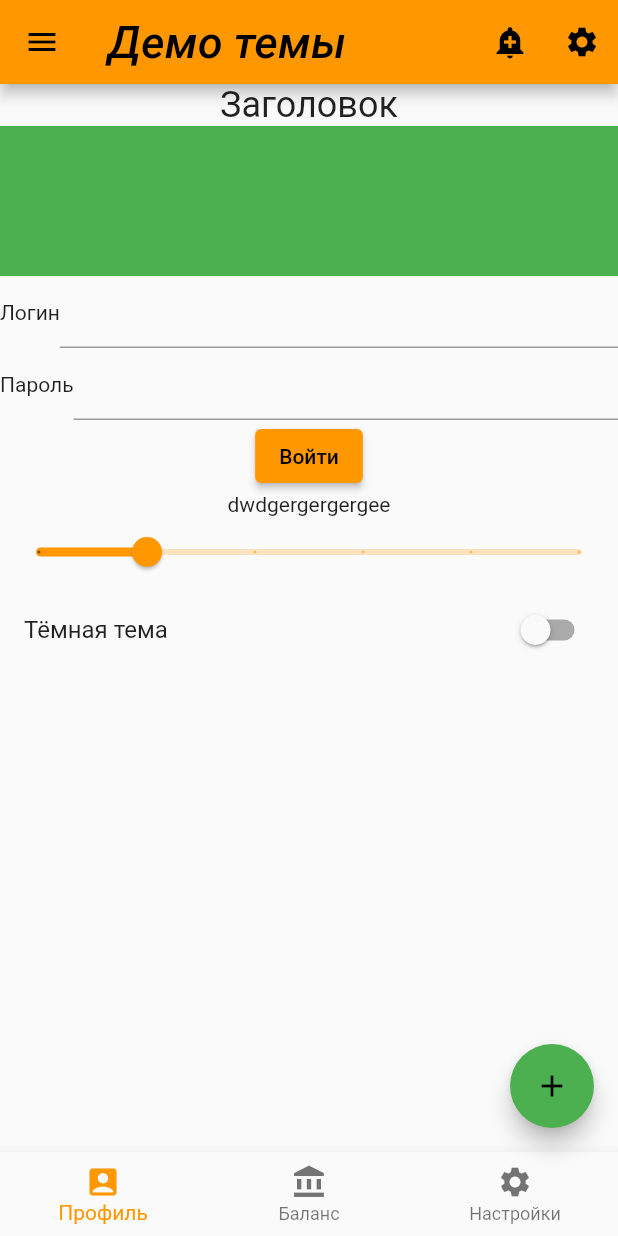
After one commit to KirillKlimchenko/page_auth, a Flutter app: the ThemesDemoScreen screen opened directly, on a phone screen of 412 x 824 dp. The commit adds this screen. Run offline on Flutter 3.47's test engine with Material 2 defaults, Android fonts, the phone set to English and light mode, and no system bars; network calls fail; Roboto replaces fonts that are missing (Georgia, Hind).

Commit message:
Собрано для ответа на задание 2.4 Работа со стилями и темой

```diff
--- a/lib/Full_project.dart
+++ b/lib/Full_project.dart
@@ -1,4 +1,5 @@
 import 'package:flutter/material.dart';
+import 'package:page_auth/global_theme.dart';
 
 class FullProject extends StatefulWidget {
   const FullProject({Key? key}) : super(key: key);
@@ -11,12 +12,13 @@ class _FullProjectState extends State<FullProject> {
   @override
   Widget build(BuildContext context) {
       return MaterialApp(
+        theme: globalTheme(),
         //home: const MainScreen(),
         initialRoute: '/',
         routes: {
-        '/':(context)=> const MainScreen(),
-        '/contacts':(context)=>SwitchesDemoScreen(),
-        '/auth':(context)=>AuthScreen(),
+          '/': (context) => const MainScreen(),
+          '/contacts': (context) => SwitchesDemoScreen(),
+          '/auth': (context) => AuthScreen(),
         },
       );
   }
@@ -135,11 +137,14 @@ class _SwitchesDemoScreenState extends State<SwitchesDemoScreen> {
       _skillLevel = value;
     });
   }
+  bool _isDarkTheme = false;
+
   @override
   Widget build(BuildContext context) {
     final ButtonStyle buttonStyle =
     TextButton.styleFrom(primary: Theme.of(context).colorScheme.onPrimary);
     return MaterialApp(
+      theme: globalTheme(),
       home: Scaffold(
           appBar: AppBar(
             title: const Text('Виджеты'),
@@ -170,6 +175,7 @@ class _SwitchesDemoScreenState extends State<SwitchesDemoScreen> {
                   ],
                 ),
                 CheckboxListTile(
+                    tileColor: Theme.of(context).colorScheme.secondary,
                     title: const Text('Принять условия соглашения'),
                     value: _checked,
                     onChanged: _onCheckedChange),
@@ -185,7 +191,7 @@ class _SwitchesDemoScreenState extends State<SwitchesDemoScreen> {
                     title: const Text('Включить'),
                     value: _checked,
                     onChanged: _onCheckedChange),
-                const Text('Уровень навыков'),
+                 Text('Уровень навыков',style: Theme.of(context).textTheme.headline5),
                 RadioListTile<SkillLevel>(
                     title: const Text('junior'),
                     value: SkillLevel.junior,
@@ -204,6 +210,14 @@ class _SwitchesDemoScreenState extends State<SwitchesDemoScreen> {
                     groupValue: _skillLevel,
                     onChanged: _onSkillLevelChange
                 ),
+                SwitchListTile(
+                    title:  Text('Тёмная тема'),
+                    value: _isDarkTheme,
+                    onChanged: (val){
+                      setState(() {
+                        _isDarkTheme  =!_isDarkTheme;
+                      });
+                    }),
               ],
             ),
           )
--- /dev/null
+++ b/lib/global_theme.dart
@@ -0,0 +1,17 @@
+import 'package:flutter/material.dart';
+
+ThemeData globalTheme()=> ThemeData(
+  fontFamily: 'Georgia',
+  splashColor: Colors.yellow,
+  colorScheme: ColorScheme.fromSwatch(
+    brightness: Brightness.light,
+    primarySwatch: Colors.orange,
+  ).copyWith(
+    secondary: Colors.green,
+  ),
+  textTheme: const TextTheme(
+    headline1: TextStyle(fontSize: 72.0, fontWeight: FontWeight.bold),
+    headline6: TextStyle(fontSize: 30.0, color: Colors.white, fontStyle: FontStyle.italic),
+    bodyText2: TextStyle(fontSize: 14.0, fontFamily: 'Hind'),
+  ),
+);
--- a/lib/main.dart
+++ b/lib/main.dart
@@ -1,5 +1,6 @@
 import 'package:flutter/material.dart';
 import 'package:page_auth/Full_project.dart';
+//import 'package:page_auth/theme_demo_screen.dart';
 //import 'package:page_auth/app_bar_screen.dart';
 //import 'package:page_auth/auth_screen.dart';
 //import 'package:page_auth/navigation_drawer_screen.dart';
--- /dev/null
+++ b/lib/strings.dart
@@ -0,0 +1,3 @@
+class Strings{
+  static const longBodyText = 'dwdgergergergee';
+}
--- /dev/null
+++ b/lib/theme_demo_screen.dart
@@ -0,0 +1,160 @@
+import 'package:flutter/material.dart';
+import 'package:page_auth/global_theme.dart';
+import 'package:page_auth/strings.dart';
+
+class ThemesDemoApp extends StatelessWidget {
+  const ThemesDemoApp({Key? key}) : super(key: key);
+
+  @override
+  Widget build(BuildContext context) {
+    return MaterialApp(
+        theme: globalTheme(),
+        home: const ThemesDemoScreen()
+    );
+  }
+}
+
+
+class ThemesDemoScreen extends StatefulWidget {
+  const ThemesDemoScreen({Key? key}) : super(key: key);
+
+  @override
+  _ThemesDemoScreenState createState() => _ThemesDemoScreenState();
+}
+
+class _ThemesDemoScreenState extends State<ThemesDemoScreen> {
+  double _currentSliderValue =20;
+  bool _isDarkTheme = false;
+
+  Widget _navigationDraw()=>Drawer(
+    child: ListView(
+      padding: EdgeInsets.zero,
+      children: [
+        DrawerHeader(
+          decoration: const BoxDecoration(
+            color: Colors.blue,
+          ),
+            child: Container(
+              height: 200,
+              child: Column(
+                mainAxisAlignment: MainAxisAlignment.center,
+                crossAxisAlignment: CrossAxisAlignment.center,
+                children: [
+                  Container(
+                    height: 100,
+                    decoration: const BoxDecoration(
+                      borderRadius: BorderRadius.all(Radius.circular(50.0))),
+                child: Image.network('https://upload.wikimedia.org/wikipedia/commons/thumb/4/44/Google-flutter-logo.svg/330px-Google-flutter-logo.png'),
+                    ),
+                  const Text('Навигация во Flutter')
+                ],
+              ),
+            ),
+        ),
+        ListTile(
+          leading: const Icon(Icons.one_k),
+          title: const Text('Каталог'),
+            onTap: (){},
+        ),
+        ListTile(
+          leading: const Icon(Icons.one_k),
+          title: const Text('Корзина'),
+          onTap: (){},
+        ),
+        const Divider(),
+        const Padding(padding: EdgeInsets.only(left: 10),
+        child: Text('Профиль',
+        style: TextStyle(
+          color: Colors.grey, fontWeight: FontWeight.bold)),
+        ),
+        ListTile(
+        leading: const Icon(Icons.one_k),
+        title: const Text('Настройки'),
+        onTap: (){},
+        ),
+           ],
+        ),
+         );
+  PreferredSizeWidget _appBar() => AppBar(
+    title: const Text('Демо темы'),
+    actions: [
+      IconButton(
+          icon: const Icon(Icons.add_alert),
+          tooltip: 'Уведомления',
+          onPressed: (){},
+      ),
+      IconButton(
+        icon: const Icon(Icons.settings),
+        tooltip: 'Уведомления',
+        onPressed: (){},)
+    ],
+  );
+
+  @override
+  Widget build(BuildContext context) {
+    return Scaffold(
+    appBar: _appBar(),
+      drawer: _navigationDraw(),
+      body: SingleChildScrollView(
+        child: Center(
+          child: Column(
+            children: [
+              Text('Заголовок',style: Theme.of(context).textTheme.headline5),
+              Container(
+                height: 100,
+                color: Theme.of(context).colorScheme.secondary,
+              ),
+              Row(
+                children:const[
+                  Text('Логин'),
+                  Expanded(child: TextField()),
+                ],
+              ),
+              Row(
+                children: const[
+                  Text('Пароль'),
+                  Expanded(child: TextField()),
+                ],
+              ),
+              ElevatedButton(onPressed: (){}, child:  Text('Войти')),
+               Text(Strings.longBodyText),
+              Slider(
+                value: _currentSliderValue,
+                max: 100,
+                divisions: 5,
+                label: _currentSliderValue.round().toString(),
+                onChanged: (double value){
+                  setState(() {
+                    _currentSliderValue = value;
+                  });
+                },
+              ),
+              SwitchListTile(
+                  title:  Text('Тёмная тема'),
+                  value: _isDarkTheme,
+                  onChanged: (val){
+                  setState(() {
+                    _isDarkTheme  =!_isDarkTheme;
+                  });
+                }),
+            ],
+          ),
+        ),
+      ),
+      floatingActionButton: FloatingActionButton(
+        onPressed: (){},
+        child: Icon(Icons.add),
+      ),
+      bottomNavigationBar: BottomNavigationBar(
+        items: const[
+          BottomNavigationBarItem(
+              icon: Icon(Icons.account_box),label: 'Профиль'),
+          BottomNavigationBarItem(
+              icon: Icon(Icons.account_balance),label: 'Баланс'),
+          BottomNavigationBarItem(
+              icon: Icon(Icons.settings),label: 'Настройки'),
+        ],
+      ),
+    );
+  }
+}
```
Lines whose indentation alone changed are shown as unchanged.
